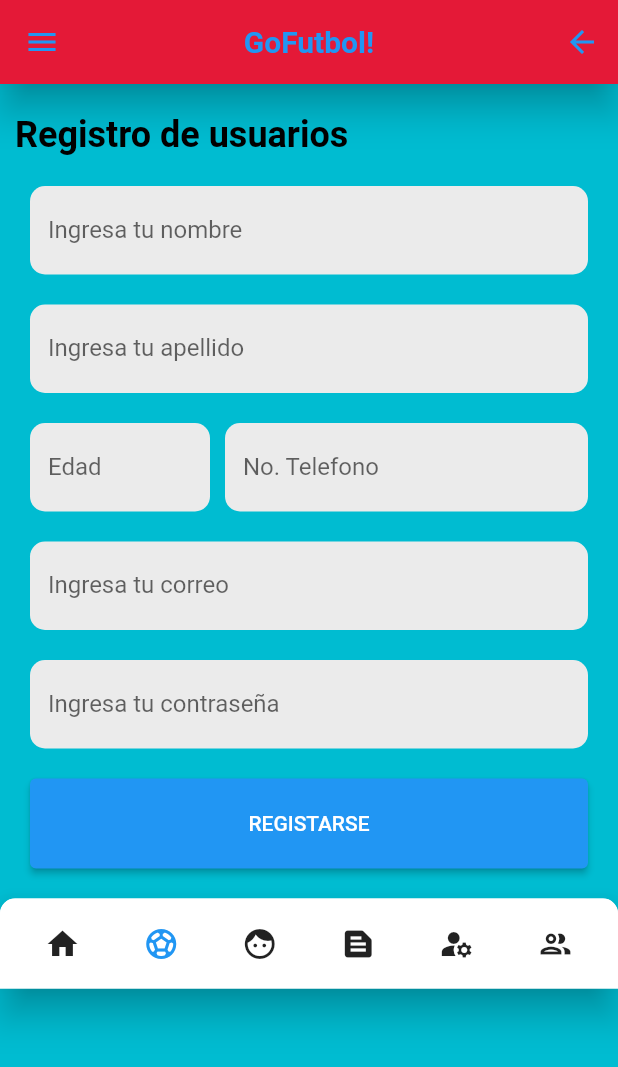
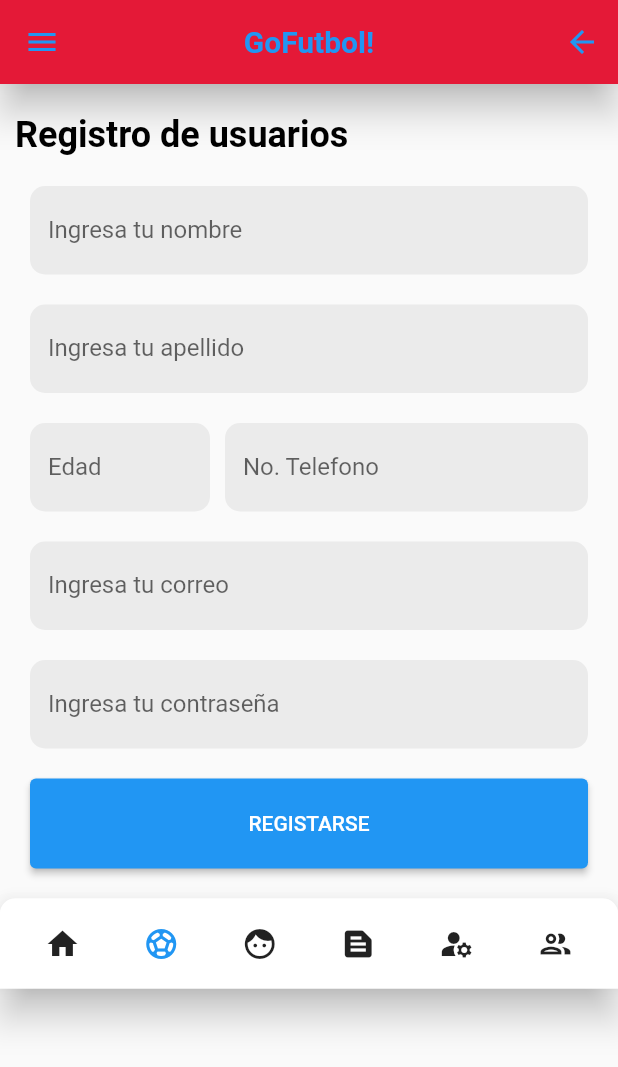
Before and after one commit to AngelJesusHernandezBlanco6-j/Proyecto_final_android, a Flutter app: the Jugadores screen opened by its route, on a phone screen of 412 x 824 dp. Shown: the top 1067 px of the screen. Run offline on Flutter 3.47's test engine with Material 2 defaults, Android fonts, the phone set to English and light mode, and no system bars; our stand-ins replace card_swiper, font_awesome_flutter.

```diff
--- a/lib/jugadores.dart
+++ b/lib/jugadores.dart
@@ -7,7 +7,6 @@ class Jugadores extends StatelessWidget {
   @override
   Widget build(BuildContext context) {
     return Scaffold(
-      backgroundColor: Color(0xff00BCD1),
       appBar: AppBar(
         backgroundColor: rojo,
         elevation: 10,
```
Also changed, not shown: 1 other file.
